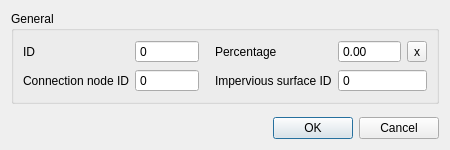
Above: threedi_schematisation_editor/forms/ui/impervious_surface_map.ui from nens/threedi-schematisation-editor before the change. Below: the same form after it.
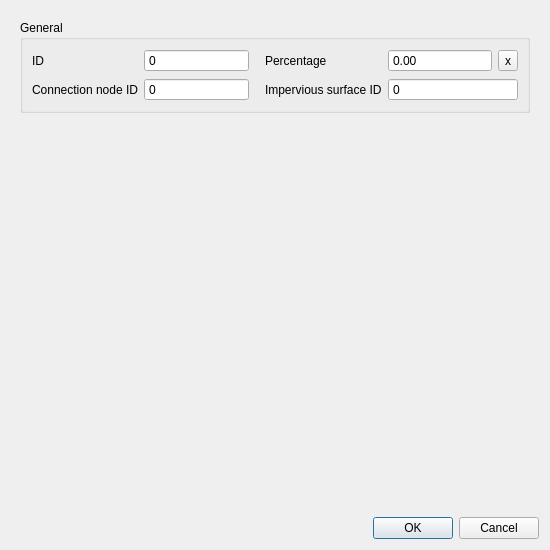
That is the form after the change.

The edit to the form file:
```diff
--- a/threedi_schematisation_editor/forms/ui/impervious_surface_map.ui
+++ b/threedi_schematisation_editor/forms/ui/impervious_surface_map.ui
@@ -6,8 +6,8 @@
    <rect>
     <x>0</x>
     <y>0</y>
-    <width>450</width>
-    <height>150</height>
+    <width>550</width>
+    <height>550</height>
    </rect>
   </property>
   <property name="windowTitle">
@@ -17,7 +17,25 @@
    <locale language="English" country="UnitedStates"/>
   </property>
   <layout class="QGridLayout" name="gridLayout">
-   <item row="3" column="0">
+   <item row="0" column="0">
+    <widget class="QScrollArea" name="scrollArea">
+     <property name="frameShape">
+      <enum>QFrame::NoFrame</enum>
+     </property>
+     <property name="widgetResizable">
+      <bool>true</bool>
+     </property>
+     <widget class="QWidget" name="scrollAreaWidgetContents">
+      <property name="geometry">
+       <rect>
+        <x>0</x>
+        <y>0</y>
+        <width>532</width>
+        <height>503</height>
+       </rect>
+      </property>
+      <layout class="QGridLayout" name="gridLayout_2">
+       <item row="0" column="0">
     <widget class="QGroupBox" name="grp_general">
      <property name="enabled">
       <bool>true</bool>
@@ -209,14 +227,7 @@
      </layout>
     </widget>
    </item>
-   <item row="5" column="0">
-    <widget class="QDialogButtonBox" name="buttonBox">
-     <property name="standardButtons">
-      <set>QDialogButtonBox::Cancel|QDialogButtonBox::Ok</set>
-     </property>
-    </widget>
-   </item>
-   <item row="4" column="0">
+       <item row="1" column="0">
     <spacer name="verticalSpacer">
      <property name="orientation">
       <enum>Qt::Vertical</enum>
@@ -228,6 +239,17 @@
       </size>
      </property>
     </spacer>
+       </item>
+      </layout>
+     </widget>
+    </widget>
+   </item>
+   <item row="5" column="0">
+    <widget class="QDialogButtonBox" name="buttonBox">
+     <property name="standardButtons">
+      <set>QDialogButtonBox::Cancel|QDialogButtonBox::Ok</set>
+     </property>
+    </widget>
    </item>
   </layout>
  </widget>
```
Lines whose indentation alone changed are shown as unchanged.
